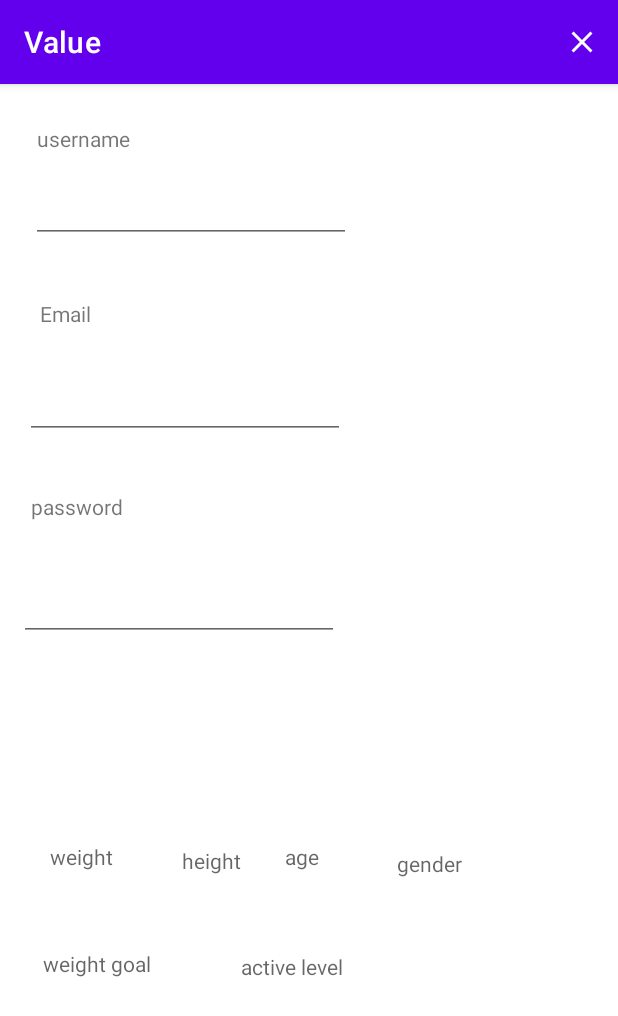
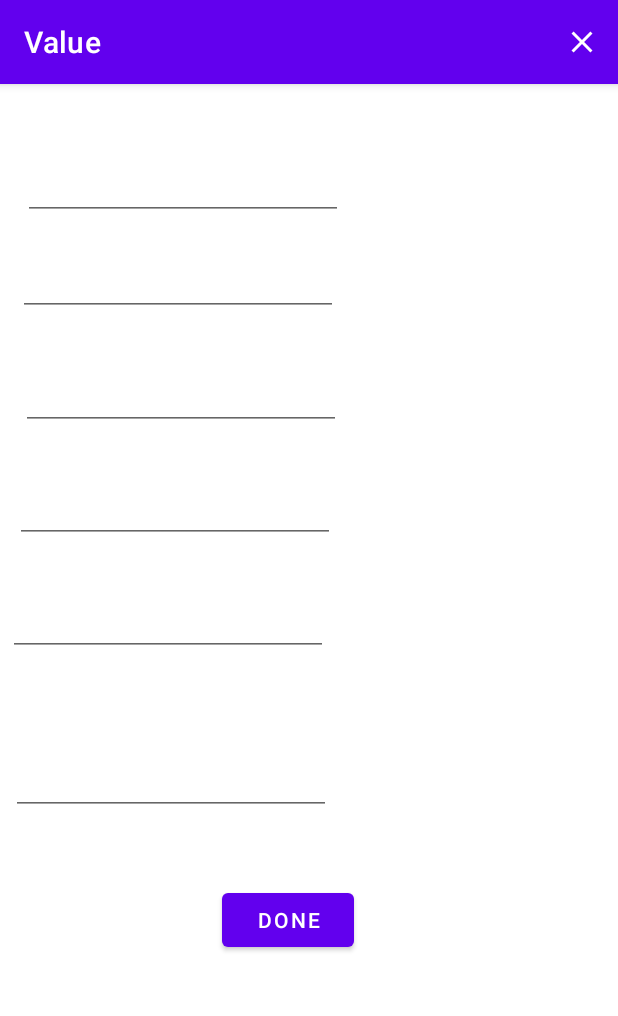
Before and after one commit to EshraqAlmalki/Value, an Android app: the PersonalInfoFragment screen opened through its navigation route, on a phone screen of 412 x 824 dp. Shown: the top 1016 px of the screen. Run offline under Robolectric (Android 15) with nearby library versions, the phone set to English and light mode, and no system bars; our stand-ins replace Firebase (no records; nobody signed in at launch, a user with empty details on screens opened directly), Room's generated code, navigation-ui; 3 statements that could not run were skipped.

Commit message:
user active timeline is done user profile in progress

```diff
--- a/app/src/main/java/com/tuwaiq/value/database/ValueRepo.kt
+++ b/app/src/main/java/com/tuwaiq/value/database/ValueRepo.kt
@@ -2,10 +2,13 @@ package com.tuwaiq.value.database
 
 import android.content.ContentValues.TAG
 import android.content.Context
+import android.icu.text.CaseMap
 import android.util.Log
 import androidx.lifecycle.LiveData
 import androidx.lifecycle.liveData
 import androidx.room.Room
+import com.google.firebase.firestore.FirebaseFirestore
+import com.google.firebase.firestore.SetOptions
 import com.google.firebase.firestore.ktx.firestore
 import com.google.firebase.firestore.ktx.toObject
 import com.google.firebase.ktx.Firebase
@@ -14,6 +17,7 @@ import kotlinx.coroutines.flow.Flow
 import kotlinx.coroutines.tasks.await
 import java.lang.IllegalStateException
 import java.util.concurrent.Executors
+import kotlin.math.E
 
 const val DATABASE_NAME = "my-database"
 class ValueRepo private constructor(context: Context){
@@ -29,7 +33,6 @@ class ValueRepo private constructor(context: Context){
     private val userPhysicalInfo = Firebase.firestore
         .collection("user-physical-info")
 
-
     fun retrieverUserInfo(email: String):LiveData<Value> = liveData {
         val getUserPhysicalInfo = Firebase.firestore
 
@@ -38,6 +41,40 @@ class ValueRepo private constructor(context: Context){
             .get()
             .await().toObjects(Value::class.java)
         emit(dataList[0])
+    }
+
+    fun updateFirestore(value: Value):LiveData<Value> = liveData {
+
+        val userInfo = userPhysicalInfo
+            .whereEqualTo("weight" , value.weight)
+            .whereEqualTo("height" , value.height)
+            .whereEqualTo("weightGoal",value.weightGoal)
+            .whereEqualTo("age",value.age)
+            .whereEqualTo("gender",value.gender)
+            .whereEqualTo("active",value.active)
+            .get()
+        userInfo.addOnSuccessListener {
+            for (document in it){
+                userPhysicalInfo.document(document.id).set(value, SetOptions.merge())
+
+            }
+        }
+
+//            .await()
+//        if (userInfo.documents.isNotEmpty()){
+//            for (document in userInfo){
+//                try {
+//                    userPhysicalInfo.document(document.id).set(
+//                        newUserInfoMap , SetOptions.merge()
+//                    ).await()
+//                }catch (E:Exception){
+//                    withContext(Dispatchers.Main){
+//                        Log.d(TAG, E.message.toString())
+//                    }
+//                }
+//            }
+//        }
+
     }
 
     fun retrieverUserActivity(steps : String):LiveData<Value> = liveData {
@@ -62,6 +99,8 @@ class ValueRepo private constructor(context: Context){
             }
         }
     }
+
+
 
 
 
--- a/app/src/main/java/com/tuwaiq/value/firestoreUserInfo/personalInfo/PersonalInfoFragment.kt
+++ b/app/src/main/java/com/tuwaiq/value/firestoreUserInfo/personalInfo/PersonalInfoFragment.kt
@@ -2,8 +2,11 @@ package com.tuwaiq.value.firestoreUserInfo.personalInfo
 
 import androidx.lifecycle.ViewModelProvider
 import android.os.Bundle
+import android.text.Editable
+import android.text.TextWatcher
 import android.util.Log
 import android.view.*
+import android.widget.Button
 import android.widget.EditText
 import android.widget.TextView
 import androidx.appcompat.app.AlertDialog
@@ -13,6 +16,7 @@ import androidx.navigation.fragment.findNavController
 import com.google.firebase.auth.FirebaseAuth
 import com.google.firebase.auth.ktx.auth
 import com.google.firebase.ktx.Firebase
+import com.google.protobuf.Value
 import com.tuwaiq.value.R
 
 const val INFO_KYE = "user-info"
@@ -28,6 +32,9 @@ class PersonalInfoFragment : Fragment() {
     lateinit var genderTV:TextView
     lateinit var activeTV:TextView
     lateinit var goalTV:TextView
+    lateinit var editBtn:Button
+    lateinit var value:com.tuwaiq.value.database.Value
+
 
 
     companion object {
@@ -52,9 +59,8 @@ class PersonalInfoFragment : Fragment() {
         genderTV = view.findViewById(R.id.gender_info)
         activeTV = view.findViewById(R.id.active_level_info)
         goalTV = view.findViewById(R.id.weight_goal_info)
-//        usernameET = view.findViewById(R.id.username_info)
-//        emailET = view.findViewById(R.id.email_info)
-//        passwordET = view.findViewById(R.id.password_info)
+        editBtn = view.findViewById(R.id.edit_btn)
+
 
         return view
     }
@@ -62,20 +68,21 @@ class PersonalInfoFragment : Fragment() {
     override fun onStart() {
         super.onStart()
 
-        personalInfoViewModel.userInfo.observe(
-            viewLifecycleOwner , Observer {
-               it?.let {
-                  weightTV.text = it.weight
-                  heightTV.text = it.height
-                  ageTV.text = it.age
-                  genderTV.text = it.gender
-                  activeTV.text = it.active
-                  goalTV.text = it.weightGoal
 
-               }
-
-            }
-        )
+//        personalInfoViewModel.userInfo.observe(
+//            viewLifecycleOwner , Observer {
+//               it?.let {
+//                  weightTV.text = it.weight
+//                  heightTV.text = it.height
+//                  ageTV.text = it.age
+//                  genderTV.text = it.gender
+//                  activeTV.text = it.active
+//                  goalTV.text = it.weightGoal
+//
+//               }
+//
+//            }
+//        )
 
         personalInfoViewModel.retrieverUserInfo(Firebase.auth.currentUser?.email.toString())
             .observe(viewLifecycleOwner){
@@ -86,7 +93,37 @@ class PersonalInfoFragment : Fragment() {
                 activeTV.text = it.active
                 goalTV.text = it.weightGoal
             }
+
+
+        editBtn.setOnClickListener {
+
+            personalInfoViewModel.updateFirestore(value).observe(
+                this, Observer {
+                    it?.let {
+                        value.gender = genderTV.toString()
+                    }
+
+                }
+            )
+        }
+
+        val watcher = object :TextWatcher{
+            override fun beforeTextChanged(s: CharSequence?, start: Int, count: Int, after: Int) {
+
+            }
+
+            override fun onTextChanged(s: CharSequence?, start: Int, before: Int, count: Int) {
+                value.gender = s.toString()
+            }
+
+            override fun afterTextChanged(s: Editable?) {
+            }
+
+        }
+
+        genderTV.addTextChangedListener(watcher)
     }
+
 
     override fun onCreateOptionsMenu(menu: Menu, inflater: MenuInflater) {
         super.onCreateOptionsMenu(menu, inflater)
@@ -129,6 +166,11 @@ class PersonalInfoFragment : Fragment() {
     override fun onCreate(savedInstanceState: Bundle?) {
         super.onCreate(savedInstanceState)
         setHasOptionsMenu(true)
+
+     value = com.tuwaiq.value.database.Value()
+
+        val email = value.email
+     personalInfoViewModel.getUserInfo(email)
     }
 
 
@@ -138,6 +180,11 @@ class PersonalInfoFragment : Fragment() {
 
     }
 
+    override fun onViewCreated(view: View, savedInstanceState: Bundle?) {
+        super.onViewCreated(view, savedInstanceState)
+
+
+    }
 
 
 
--- a/app/src/main/java/com/tuwaiq/value/firestoreUserInfo/personalInfo/PersonalInfoViewModel.kt
+++ b/app/src/main/java/com/tuwaiq/value/firestoreUserInfo/personalInfo/PersonalInfoViewModel.kt
@@ -21,6 +21,15 @@ class PersonalInfoViewModel : ViewModel() {
         return valueRepo.getUserInfo(email)
     }
 
+    fun updateFirestore(value: Value):LiveData<Value>{
+        return valueRepo.updateFirestore(value )
+    }
+
+    fun updateUserInfo(value: Value){
+        valueRepo.updateUserInfo(value)
+    }
+
+
 
 
     fun retrieverUserInfo(email: String):LiveData<Value> =
--- a/app/src/main/java/com/tuwaiq/value/homePage/HomePageFragment.kt
+++ b/app/src/main/java/com/tuwaiq/value/homePage/HomePageFragment.kt
@@ -124,6 +124,7 @@ class HomePageFragment : Fragment() {
                             stepsTV.text= it.stGoal
 
 
+
                     }
                     Log.e(TAG, "if onStart: $it",)
 
--- a/app/src/main/java/com/tuwaiq/value/steps/StepsCountFragment.kt
+++ b/app/src/main/java/com/tuwaiq/value/steps/StepsCountFragment.kt
@@ -104,6 +104,8 @@ class StepsCountFragment : Fragment() , SensorEventListener{
         stepsCounter.setOnLongClickListener {
             previousTotalSteps = totalSteps
             stepsCounter.text = 0.toString()
+            totalSteps ++
+
             showToast("done")
 
 
@@ -140,9 +142,6 @@ class StepsCountFragment : Fragment() , SensorEventListener{
 
     }
 
-
-
-
     private fun showToast(msg:String){
         Toast.makeText( requireContext(), msg  , Toast.LENGTH_SHORT).show()
 
--- a/app/src/main/java/com/tuwaiq/value/timelineUserActive/TimeLineActiveFragment.kt
+++ b/app/src/main/java/com/tuwaiq/value/timelineUserActive/TimeLineActiveFragment.kt
@@ -134,7 +134,7 @@ class TimeLineActiveFragment : Fragment() {
 
 
         fun bind(value:Value){
-            //this.value = value
+            this.value = value
 
 
 
@@ -167,6 +167,7 @@ class TimeLineActiveFragment : Fragment() {
                 Intent(Intent.ACTION_SEND).apply {
                     putExtra(Intent.EXTRA_TEXT , shareSteps())
                     putExtra(Intent.EXTRA_SUBJECT,"share with other")
+                    setType("TEXT/plain")
                 }.also {
                     val chooserIntent = Intent.createChooser(it,"share it")
                     startActivity(chooserIntent)
--- a/app/src/main/res/layout/personal_info_fragment.xml
+++ b/app/src/main/res/layout/personal_info_fragment.xml
@@ -8,152 +8,99 @@
     tools:context=".firestoreUserInfo.personalInfo.PersonalInfoFragment">
 
     <androidx.constraintlayout.widget.ConstraintLayout
-        android:id="@+id/constraintLayout3"
-        android:layout_width="409dp"
-        android:layout_height="wrap_content"
-        android:layout_marginStart="1dp"
-        android:layout_marginTop="1dp"
-        android:layout_marginEnd="1dp"
-        app:layout_constraintEnd_toEndOf="parent"
+        android:layout_width="441dp"
+        android:layout_height="694dp"
+        app:layout_constraintBottom_toBottomOf="parent"
         app:layout_constraintStart_toStartOf="parent"
         app:layout_constraintTop_toTopOf="parent">
 
-        <TextView
-            android:id="@+id/textView10"
+        <EditText
+            android:id="@+id/weight_info"
             android:layout_width="wrap_content"
             android:layout_height="wrap_content"
-            android:layout_marginStart="23dp"
-            android:layout_marginTop="25dp"
-            android:text="username"
-            app:layout_constraintStart_toStartOf="parent"
-            app:layout_constraintTop_toTopOf="parent" />
-
-        <EditText
-            android:id="@+id/username_info"
-            android:layout_width="wrap_content"
-            android:layout_height="wrap_content"
-            android:layout_marginStart="19dp"
-            android:layout_marginTop="12dp"
+            android:layout_marginStart="15dp"
+            android:layout_marginTop="5dp"
             android:ems="10"
             android:inputType="textPersonName"
             android:minHeight="48dp"
             app:layout_constraintStart_toStartOf="parent"
-            app:layout_constraintTop_toBottomOf="@+id/textView10"
+            app:layout_constraintTop_toTopOf="parent"
             tools:ignore="SpeakableTextPresentCheck" />
 
-        <TextView
-            android:id="@+id/textView11"
+        <EditText
+            android:id="@+id/height_info"
             android:layout_width="wrap_content"
             android:layout_height="wrap_content"
-            android:layout_marginStart="25dp"
-            android:layout_marginTop="37dp"
-            android:text="Email"
-            app:layout_constraintStart_toStartOf="parent"
-            app:layout_constraintTop_toBottomOf="@+id/username_info" />
-
-        <EditText
-            android:id="@+id/email_info"
-            android:layout_width="wrap_content"
-            android:layout_height="wrap_content"
-            android:layout_marginStart="15dp"
-            android:layout_marginTop="26dp"
+            android:layout_marginStart="12dp"
+            android:layout_marginTop="16dp"
             android:ems="10"
             android:inputType="textPersonName"
             android:minHeight="48dp"
             app:layout_constraintStart_toStartOf="parent"
-            app:layout_constraintTop_toBottomOf="@+id/textView11"
+            app:layout_constraintTop_toBottomOf="@+id/weight_info"
             tools:ignore="SpeakableTextPresentCheck" />
 
         <EditText
-            android:id="@+id/password_info"
-            android:layout_width="wrap_content"
-            android:layout_height="wrap_content"
-            android:layout_marginStart="11dp"
-            android:layout_marginTop="32dp"
-            android:ems="10"
-            android:inputType="textPassword"
-            android:minHeight="48dp"
-            app:layout_constraintStart_toStartOf="parent"
-            app:layout_constraintTop_toBottomOf="@+id/textView12"
-            tools:ignore="SpeakableTextPresentCheck" />
-
-        <TextView
-            android:id="@+id/textView12"
-            android:layout_width="wrap_content"
-            android:layout_height="wrap_content"
-            android:layout_marginStart="19dp"
-            android:layout_marginTop="35dp"
-            android:text="password"
-            app:layout_constraintStart_toStartOf="parent"
-            app:layout_constraintTop_toBottomOf="@+id/email_info" />
-    </androidx.constraintlayout.widget.ConstraintLayout>
-
-    <androidx.constraintlayout.widget.ConstraintLayout
-        android:layout_width="409dp"
-        android:layout_height="302dp"
-        android:layout_marginStart="1dp"
-        app:layout_constraintBottom_toBottomOf="parent"
-        app:layout_constraintStart_toStartOf="parent">
-
-        <TextView
-            android:id="@+id/weight_info"
-            android:layout_width="wrap_content"
-            android:layout_height="wrap_content"
-            android:layout_marginStart="32dp"
-            android:layout_marginTop="39dp"
-            android:hint="weight"
-            app:layout_constraintStart_toStartOf="parent"
-            app:layout_constraintTop_toTopOf="parent" />
-
-        <TextView
-            android:id="@+id/height_info"
-            android:layout_width="wrap_content"
-            android:layout_height="wrap_content"
-            android:layout_marginStart="46dp"
-            android:layout_marginTop="42dp"
-            android:hint="height"
-            app:layout_constraintStart_toEndOf="@+id/weight_info"
-            app:layout_constraintTop_toTopOf="parent" />
-
-        <TextView
             android:id="@+id/age_info"
             android:layout_width="wrap_content"
             android:layout_height="wrap_content"
-            android:layout_marginStart="29dp"
-            android:layout_marginTop="39dp"
-            android:hint="age"
-            app:layout_constraintStart_toEndOf="@+id/height_info"
-            app:layout_constraintTop_toTopOf="parent" />
+            android:layout_marginStart="14dp"
+            android:layout_marginTop="28dp"
+            android:ems="10"
+            android:inputType="textPersonName"
+            android:minHeight="48dp"
+            app:layout_constraintStart_toStartOf="parent"
+            app:layout_constraintTop_toBottomOf="@+id/height_info"
+            tools:ignore="SpeakableTextPresentCheck" />
 
-        <TextView
+        <EditText
+            android:id="@+id/active_level_info"
+            android:layout_width="wrap_content"
+            android:layout_height="wrap_content"
+            android:layout_marginStart="10dp"
+            android:layout_marginTop="27dp"
+            android:ems="10"
+            android:inputType="textPersonName"
+            android:minHeight="48dp"
+            app:layout_constraintStart_toStartOf="parent"
+            app:layout_constraintTop_toBottomOf="@+id/age_info"
+            tools:ignore="SpeakableTextPresentCheck" />
+
+        <EditText
             android:id="@+id/gender_info"
             android:layout_width="wrap_content"
             android:layout_height="wrap_content"
-            android:layout_marginStart="52dp"
-            android:layout_marginTop="44dp"
-            android:hint="gender"
-            app:layout_constraintStart_toEndOf="@+id/age_info"
-            app:layout_constraintTop_toTopOf="parent" />
+            android:layout_marginStart="5dp"
+            android:layout_marginTop="27dp"
+            android:ems="10"
+            android:inputType="textPersonName"
+            android:minHeight="48dp"
+            app:layout_constraintStart_toStartOf="parent"
+            app:layout_constraintTop_toBottomOf="@+id/active_level_info"
+            tools:ignore="SpeakableTextPresentCheck" />
 
-        <TextView
+        <EditText
             android:id="@+id/weight_goal_info"
             android:layout_width="wrap_content"
             android:layout_height="wrap_content"
-            android:layout_marginStart="27dp"
-            android:layout_marginTop="52dp"
-            android:hint="weight goal"
+            android:layout_marginStart="7dp"
+            android:layout_marginTop="58dp"
+            android:ems="10"
+            android:inputType="textPersonName"
+            android:minHeight="48dp"
             app:layout_constraintStart_toStartOf="parent"
-            app:layout_constraintTop_toBottomOf="@+id/weight_info" />
+            app:layout_constraintTop_toBottomOf="@+id/gender_info"
+            tools:ignore="SpeakableTextPresentCheck" />
 
-        <TextView
-            android:id="@+id/active_level_info"
+        <Button
+            android:id="@+id/edit_btn"
             android:layout_width="wrap_content"
             android:layout_height="wrap_content"
-            android:layout_marginStart="60dp"
-            android:layout_marginTop="54dp"
-            android:hint="active level"
-            app:layout_constraintStart_toEndOf="@+id/weight_goal_info"
-            app:layout_constraintTop_toBottomOf="@+id/age_info" />
+            android:layout_marginStart="148dp"
+            android:layout_marginBottom="150dp"
+            android:text="done"
+            app:layout_constraintBottom_toBottomOf="parent"
+            app:layout_constraintStart_toStartOf="parent" />
     </androidx.constraintlayout.widget.ConstraintLayout>
 
 </androidx.constraintlayout.widget.ConstraintLayout>
```
